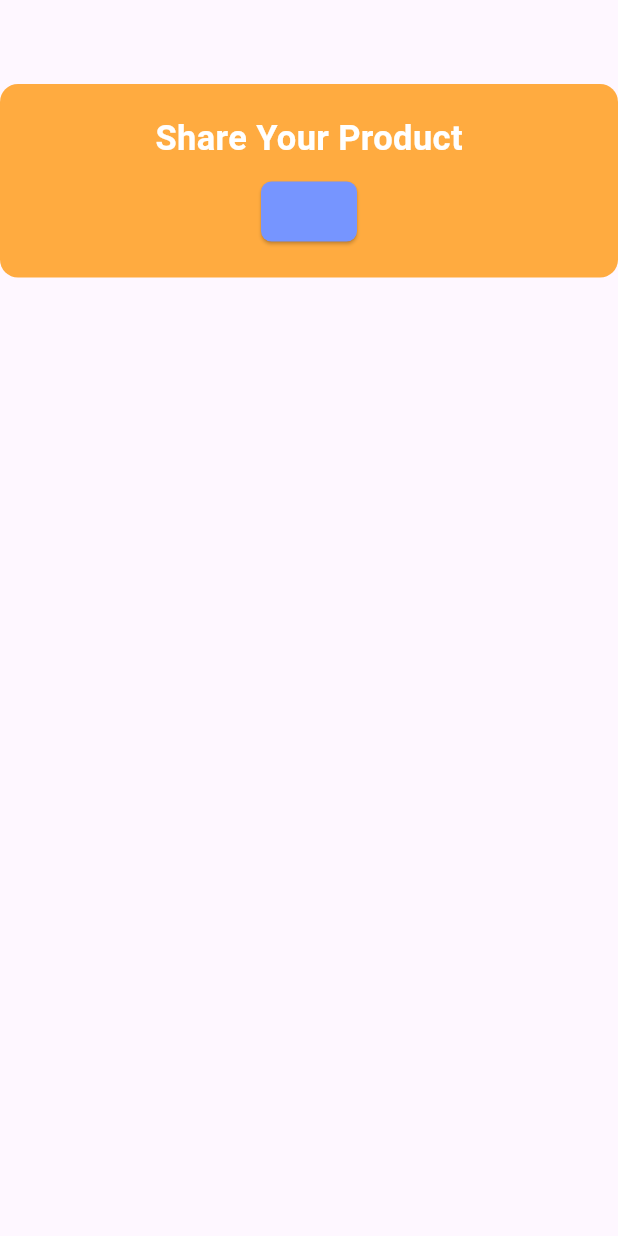
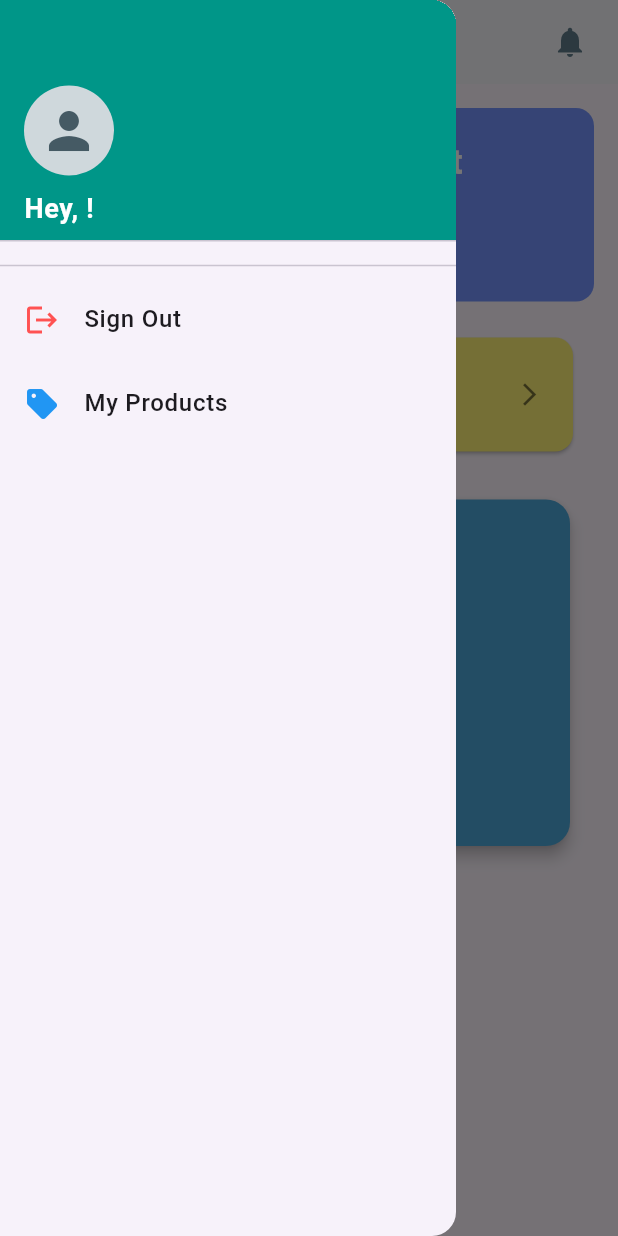
Before and after one commit to AryanKanungo/gen_ai_exchange, a Flutter app: the HomeScreen screen opened directly, with the side drawer open (before the commit the screen has no drawer), on a phone screen of 412 x 824 dp. Run offline on Flutter 3.47's test engine with Material 3 defaults, Android fonts, the phone set to English and light mode, and no system bars; our stand-ins replace cloud_firestore, firebase_auth, firebase_core, get, google_fonts; accounts and stored records are empty.

Commit message:
Building Home

```diff
--- a/lib/main.dart
+++ b/lib/main.dart
@@ -1,8 +1,9 @@
 import 'package:artisans/screens/auth/login_screen.dart';
+import 'package:artisans/screens/home/home_screen.dart';
+import 'package:firebase_auth/firebase_auth.dart';
 import 'package:firebase_core/firebase_core.dart';
 import 'package:flutter/material.dart';
-
-import 'package:get/get_navigation/src/root/get_material_app.dart';
+import 'package:get/get.dart';
 
 void main() async {
   WidgetsFlutterBinding.ensureInitialized();
@@ -16,8 +17,27 @@ class MyApp extends StatelessWidget {
   @override
   Widget build(BuildContext context) {
     return GetMaterialApp(
-      home: LoginScreen(),
       debugShowCheckedModeBanner: false,
+      home: StreamBuilder<User?>(
+        stream: FirebaseAuth.instance.authStateChanges(),
+        builder: (context, snapshot) {
+          if (snapshot.connectionState == ConnectionState.waiting) {
+            // Show a loading indicator while checking auth state
+            return const Scaffold(
+              body: Center(
+                child: CircularProgressIndicator(),
+              ),
+            );
+          }
+          if (snapshot.hasData) {
+            // User is signed in, go to the Home Screen
+            return const HomeScreen();
+          } else {
+            // User is not signed in, go to the Login Screen
+            return LoginScreen();
+          }
+        },
+      ),
     );
   }
 }
--- a/lib/screens/auth/register.dart
+++ b/lib/screens/auth/register.dart
@@ -7,21 +7,22 @@ import '../home/home_screen.dart';
 import 'login_screen.dart';
 
 
+class RegisterScreen extends StatelessWidget {
+  final AuthService _authService = AuthService();
 
-class RegisterScreen extends StatelessWidget {
-  final _authService = AuthService();
-
+  final TextEditingController nameController = TextEditingController();
   final TextEditingController emailController = TextEditingController();
   final TextEditingController passwordController = TextEditingController();
   final TextEditingController confirmPasswordController =
   TextEditingController();
 
   void _register() async {
+    String name = nameController.text.trim();
     String email = emailController.text.trim();
     String password = passwordController.text.trim();
     String confirmPassword = confirmPasswordController.text.trim();
 
-    if (email.isEmpty || password.isEmpty || confirmPassword.isEmpty) {
+    if (name.isEmpty || email.isEmpty || password.isEmpty || confirmPassword.isEmpty) {
       Get.snackbar("Error", "Please fill all fields");
       return;
     }
@@ -32,7 +33,7 @@ class RegisterScreen extends StatelessWidget {
     }
 
     try {
-      final user = await _authService.registerWithEmailPassword(email, password);
+      final user = await _authService.registerWithEmailPassword(email, password, name);
       if (user != null) {
         Get.offAll(() => const HomeScreen());
         Get.snackbar("Success", "Account created successfully");
@@ -55,7 +56,7 @@ class RegisterScreen extends StatelessWidget {
             crossAxisAlignment: CrossAxisAlignment.center,
             children: [
               // Heading
-              Container(
+              SizedBox(
                 width: MediaQuery.of(context).size.width * 0.75,
                 child: Column(
                   children: [
@@ -64,10 +65,10 @@ class RegisterScreen extends StatelessWidget {
                       style: GoogleFonts.poppins(
                         fontSize: 26,
                         fontWeight: FontWeight.bold,
-                        color: Color(0xFF7695FF),
+                        color: const Color(0xFF7695FF),
                       ),
                     ),
-                    SizedBox(height: 30),
+                    const SizedBox(height: 30),
                     Text(
                       "Welcome to ...!",
                       textAlign: TextAlign.center,
@@ -87,14 +88,17 @@ class RegisterScreen extends StatelessWidget {
                 child: Column(
                   children: [
                     CustomTextField(
+                        label: "Name", controller: nameController),
+                    const SizedBox(height: 20),
+                    CustomTextField(
                         label: "Email", controller: emailController),
-                    SizedBox(height: 20),
+                    const SizedBox(height: 20),
                     CustomTextField(
                       label: "Password",
                       controller: passwordController,
                       obscureText: true,
                     ),
-                    SizedBox(height: 20),
+                    const SizedBox(height: 20),
                     CustomTextField(
                       label: "Confirm Password",
                       controller: confirmPasswordController,
@@ -104,9 +108,9 @@ class RegisterScreen extends StatelessWidget {
                 ),
               ),
 
-              SizedBox(height: 30),
+              const SizedBox(height: 30),
               // Register Button
-              Container(
+              SizedBox(
                 width: MediaQuery.of(context).size.width * 0.8,
                 height: 60,
                 child: ElevatedButton(
@@ -117,7 +121,7 @@ class RegisterScreen extends StatelessWidget {
                       borderRadius: BorderRadius.circular(7),
                     ),
                   ),
-                  child: Text(
+                  child: const Text(
                     'Sign up',
                     style: TextStyle(
                       fontSize: 20,
@@ -128,7 +132,7 @@ class RegisterScreen extends StatelessWidget {
                 ),
               ),
 
-              SizedBox(height: 25),
+              const SizedBox(height: 25),
               TextButton(
                 onPressed: () {
                   Get.offAll(() => LoginScreen());
--- a/lib/screens/home/home_screen.dart
+++ b/lib/screens/home/home_screen.dart
@@ -1,5 +1,10 @@
+import 'package:artisans/screens/home/modules/communitycorner_card.dart';
 import 'package:artisans/screens/home/modules/post_card.dart';
 import 'package:flutter/material.dart';
+
+import '../overall/appbar.dart';
+import '../overall/drawer.dart';
+import 'modules/learning_card.dart';
 
 class HomeScreen extends StatelessWidget {
   const HomeScreen({super.key});
@@ -7,11 +12,21 @@ class HomeScreen extends StatelessWidget {
   @override
   Widget build(BuildContext context) {
     return Scaffold(
-      appBar: AppBar(),
-      body: Column(
-        children: [
-        PostCard(context)
-        ],
+      appBar: CustomAppBar(),
+      drawer: CustomDrawer(),
+      body: SingleChildScrollView(
+        child: Padding(
+          padding: const EdgeInsets.all(16.0),
+          child: Column(
+            children: [
+            PostCard(context),
+              const SizedBox(height: 16),
+              CommunityCornerCard(),
+              SizedBox(height: 16),
+              LearningSupportCard(),
+            ],
+          ),
+        ),
       )
     );
   }
--- /dev/null
+++ b/lib/screens/home/modules/communitycorner_card.dart
@@ -0,0 +1,43 @@
+import 'package:flutter/material.dart';
+
+class CommunityCornerCard extends StatelessWidget {
+  const CommunityCornerCard({super.key});
+
+  @override
+  Widget build(BuildContext context) {
+    return Container(
+      child: Card(
+        color: Colors.yellow[300],
+        elevation: 1, // Adds a subtle shadow for a card-like effect
+        shape: RoundedRectangleBorder(
+          borderRadius: BorderRadius.circular(12),
+        ),
+        margin: const EdgeInsets.symmetric(horizontal: 14, vertical: 8),
+        child: ListTile(
+          contentPadding: const EdgeInsets.symmetric(horizontal: 20, vertical: 10),
+          leading: const Icon(
+            Icons.group, // Community icon
+            color: Color(0xFF7695FF),
+            size: 30,
+          ),
+          title: const Text(
+            'Community Corner',
+            style: TextStyle(
+              fontSize: 18,
+              fontWeight: FontWeight.bold,
+            ),
+          ),
+          trailing: const Icon(
+            Icons.arrow_forward_ios, // Right arrow icon
+            color: Colors.black54,
+            size: 18,
+          ),
+          onTap: () {
+            // Add your navigation logic here to open the community section
+            // For example: Navigator.push(context, MaterialPageRoute(builder: (context) => CommunityScreen()));
+          },
+        ),
+      ),
+    );
+  }
+}
--- /dev/null
+++ b/lib/screens/home/modules/learning_card.dart
@@ -0,0 +1,146 @@
+import 'package:flutter/material.dart';
+import 'package:google_fonts/google_fonts.dart';
+
+class LearningSupportCard extends StatefulWidget {
+  const LearningSupportCard({super.key});
+
+  @override
+  State<LearningSupportCard> createState() => _LearningSupportCardState();
+}
+
+class _LearningSupportCardState extends State<LearningSupportCard> {
+  final PageController _pageController = PageController();
+  int _currentPage = 0;
+
+  final List<Map<String, dynamic>> topics = const [
+    {
+      'icon': Icons.camera_alt_outlined,
+      'label': 'Photograph Your Craft',
+    },
+    {
+      'icon': Icons.attach_money_outlined,
+      'label': 'Pricing Tips',
+    },
+    {
+      'icon': Icons.local_shipping_outlined,
+      'label': 'Packaging for Orders',
+    },
+    {
+      'icon': Icons.inventory_2_outlined,
+      'label': 'Inventory Management',
+    },
+    {
+      'icon': Icons.sell_outlined,
+      'label': 'Marketing Your Work',
+    },
+  ];
+
+  @override
+  void initState() {
+    super.initState();
+    _pageController.addListener(() {
+      setState(() {
+        _currentPage = _pageController.page!.round();
+      });
+    });
+  }
+
+  @override
+  void dispose() {
+    _pageController.dispose();
+    super.dispose();
+  }
+
+  @override
+  Widget build(BuildContext context) {
+    const Color accentColor = Color(0xFFFFD66B);
+
+    return Card(
+      color: Color(0xFF4DA8DA),
+      elevation: 4,
+      shape: RoundedRectangleBorder(
+        borderRadius: BorderRadius.circular(16),
+      ),
+      margin: const EdgeInsets.symmetric(horizontal: 16, vertical: 8),
+      child: Padding(
+        padding: const EdgeInsets.all(20.0),
+        child: Column(
+          crossAxisAlignment: CrossAxisAlignment.start,
+          children: [
+            Text(
+              'Learning & Support',
+              style: GoogleFonts.poppins(
+                fontSize: 22,
+                fontWeight: FontWeight.bold,
+                color: Color(0xFFF5F5F5),
+              ),
+            ),
+            const SizedBox(height: 16),
+            SizedBox(
+              height: 120,
+              child: PageView.builder(
+                controller: _pageController,
+                itemCount: topics.length,
+                itemBuilder: (context, index) {
+                  final topic = topics[index];
+                  return Padding(
+                    padding: const EdgeInsets.symmetric(horizontal: 8.0),
+                    child: Column(
+                      mainAxisSize: MainAxisSize.min,
+                      children: [
+                        Container(
+                          padding: const EdgeInsets.all(14),
+                          decoration: BoxDecoration(
+                            color: accentColor.withOpacity(0.1),
+                            borderRadius: BorderRadius.circular(16),
+                          ),
+                          child: Icon(
+                            topic['icon'],
+                            color: accentColor,
+                            size: 40,
+                          ),
+                        ),
+                        const SizedBox(height: 8),
+                        Flexible(
+                          child: Text(
+                            topic['label'],
+                            textAlign: TextAlign.center,
+                            style: TextStyle(
+                              fontFamily: GoogleFonts.poppins().fontFamily,
+                              color: const Color(0xFFF5F5F5),
+                              fontSize: 14,
+                              fontWeight: FontWeight.w500,
+                            ),
+                          ),
+                        ),
+                      ],
+                    ),
+                  );
+                },
+              ),
+            ),
+            const SizedBox(height: 16),
+            Center(
+              child: Row(
+                mainAxisAlignment: MainAxisAlignment.center,
+                children: List.generate(
+                  topics.length,
+                      (index) => AnimatedContainer(
+                    duration: const Duration(milliseconds: 300),
+                    margin: const EdgeInsets.symmetric(horizontal: 4.0),
+                    height: 8.0,
+                    width: _currentPage == index ? 24.0 : 8.0,
+                    decoration: BoxDecoration(
+                      color: _currentPage == index ? accentColor : Colors.grey.withOpacity(0.5),
+                      borderRadius: BorderRadius.circular(4.0),
+                    ),
+                  ),
+                ),
+              ),
+            ),
+          ],
+        ),
+      ),
+    );
+  }
+}
--- a/lib/screens/home/modules/post_card.dart
+++ b/lib/screens/home/modules/post_card.dart
@@ -7,7 +7,7 @@ Widget PostCard(BuildContext context) {
     width: double.infinity,
     padding: const EdgeInsets.all(20.0),
     decoration: BoxDecoration(
-      color: Colors.orangeAccent,
+      color: Color(0xFF7695FF),
       borderRadius: BorderRadius.circular(12.0),
     ),
     child: Column(
@@ -28,17 +28,18 @@ Widget PostCard(BuildContext context) {
             //Get.to(() => DonationDetection());
           },
           style: ElevatedButton.styleFrom(
-            backgroundColor: Color(0xFF7695FF),
+            backgroundColor: Colors.teal[200],
             shape: RoundedRectangleBorder(
               borderRadius: BorderRadius.circular(7),
             ),
           ),
-          child: Text('',
+          child: Text('+ Create',
             style: TextStyle(
               fontSize: 20,
               fontWeight: FontWeight.bold,
               color: Colors.white,
-            ),),
+            ),
+          ),
 
         ),
       ],
--- /dev/null
+++ b/lib/screens/my_products/my_products.dart
@@ -0,0 +1,9 @@
+import 'package:flutter/material.dart';
+class MyProducts extends StatelessWidget {
+  const MyProducts({super.key});
+
+  @override
+  Widget build(BuildContext context) {
+    return const Scaffold();
+  }
+}
--- /dev/null
+++ b/lib/screens/overall/appbar.dart
@@ -0,0 +1,36 @@
+import 'package:flutter/material.dart';
+
+class CustomAppBar extends StatelessWidget implements PreferredSizeWidget {
+
+
+  const CustomAppBar({super.key});
+
+  @override
+  Widget build(BuildContext context) {
+    return AppBar(
+      backgroundColor: Colors.white,
+      elevation: 1,
+      //centerTitle: true,
+      title: Text(
+        "Creyo",
+        style: const TextStyle(
+          color: Colors.black87,
+          fontSize: 20,
+          fontWeight: FontWeight.bold,
+        ),
+      ),
+      actions: [
+        IconButton(
+          icon: const Icon(Icons.notifications, color: Colors.blueGrey),
+          onPressed: () {
+            // Handle notification button press
+          },
+        ),
+        const SizedBox(width: 8),
+      ],
+    );
+  }
+
+  @override
+  Size get preferredSize => const Size.fromHeight(kToolbarHeight);
+}
--- /dev/null
+++ b/lib/screens/overall/drawer.dart
@@ -0,0 +1,101 @@
+import 'package:artisans/screens/my_products/my_products.dart';
+import 'package:flutter/material.dart';
+import 'package:get/get.dart';
+import 'package:cloud_firestore/cloud_firestore.dart';
+import '../../services/auth_service.dart';
+import '../auth/login_screen.dart';
+
+class CustomDrawer extends StatelessWidget {
+  final AuthService _authService = AuthService();
+
+  @override
+  Widget build(BuildContext context) {
+    return Drawer(
+      child: ListView(
+        padding: EdgeInsets.zero,
+        children: <Widget>[
+          FutureBuilder<DocumentSnapshot>(
+            future: _authService.currentUser != null
+                ? FirebaseFirestore.instance
+                .collection('Artisans')
+                .doc(_authService.currentUser!.uid)
+                .get()
+                : null,
+            builder: (context, snapshot) {
+              String userName = 'User';
+              if (snapshot.connectionState == ConnectionState.done && snapshot.hasData) {
+                final userData = snapshot.data!.data() as Map<String, dynamic>?;
+                if (userData != null && userData.containsKey('name')) {
+                  userName = userData['name'] as String;
+                }
+              }
+
+              return DrawerHeader(
+                decoration: BoxDecoration(
+                  color: Colors.teal,
+                ),
+                child: Column(
+                  crossAxisAlignment: CrossAxisAlignment.start,
+                  mainAxisAlignment: MainAxisAlignment.end,
+                  children: [
+                    CircleAvatar(
+                      backgroundColor: Colors.blueGrey.shade100,
+                      child: Icon(
+                        Icons.person,
+                        color: Colors.blueGrey.shade700,
+                        size: 40,
+                      ),
+                      radius: 30,
+                    ),
+                    const SizedBox(height: 8),
+                    Text(
+                      'Hey, $userName!',
+                      style: const TextStyle(
+                        color: Colors.white,
+                        fontSize: 18,
+                        fontWeight: FontWeight.bold,
+                      ),
+                    ),
+                  ],
+                ),
+              );
+            },
+          ),
+          const Divider(),
+          ListTile(
+            leading: const Icon(Icons.logout, color: Colors.redAccent),
+            title: const Text(
+              'Sign Out',
+              style: TextStyle(
+                fontSize: 16,
+                fontWeight: FontWeight.w500,
+              ),
+            ),
+            onTap: () async {
+              await _authService.signOut();
+              if (context.mounted) {
+                Get.offAll(() => LoginScreen());
+                Get.snackbar("Success", "Signed out successfully");
+              }
+            },
+          ),
+          ListTile(
+            leading: const Icon(Icons.sell_rounded, color: Colors.blue),
+            title: const Text(
+              'My Products',
+              style: TextStyle(
+                fontSize: 16,
+                fontWeight: FontWeight.w500,
+              ),
+            ),
+            onTap: () {
+              if (context.mounted) {
+                Get.to(() => MyProducts());
+              }
+            },
+          )
+        ],
+      ),
+    );
+  }
+}
--- a/lib/services/auth_service.dart
+++ b/lib/services/auth_service.dart
@@ -41,7 +41,7 @@ class AuthService {
   }
 
   //register with email and password
-  Future<User?> registerWithEmailPassword(String email, String password) async {
+  Future<User?> registerWithEmailPassword(String email, String password, String name) async {
     try {
       UserCredential cred = await FirebaseAuth.instance
           .createUserWithEmailAndPassword(email: email, password: password);
@@ -49,6 +49,7 @@ class AuthService {
       String uid = cred.user!.uid;
 
       await FirebaseFirestore.instance.collection('Artisans').doc(uid).set({
+        'name': name,
         'email': email,
         'createdAt': FieldValue.serverTimestamp(),
       });
```
